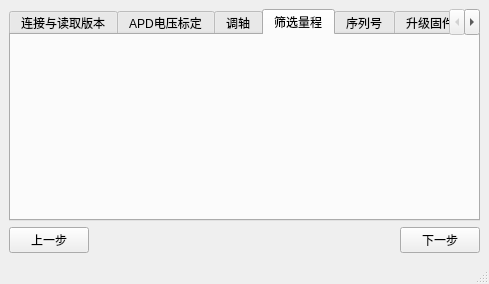
Qt form tf03_production/main_window.ui (codincodee/tf03_sdk) before a commit.
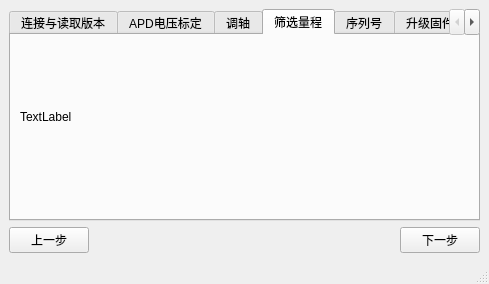
The same form after that commit. Icons and pictures are not drawn.

Commit message: Add tips for RangeDetectionPage

Diff of the .ui file:
```diff
--- a/tf03_production/main_window.ui
+++ b/tf03_production/main_window.ui
@@ -347,6 +347,9 @@
        </attribute>
        <layout class="QGridLayout" name="gridLayout_10">
         <item row="1" column="0">
+         <layout class="QVBoxLayout" name="RangeDetectionPagePlotVerticalLayout"/>
+        </item>
+        <item row="3" column="0">
          <layout class="QHBoxLayout" name="horizontalLayout_2">
           <item>
            <spacer name="horizontalSpacer_12">
@@ -379,8 +382,12 @@
           </item>
          </layout>
         </item>
-        <item row="0" column="0">
-         <layout class="QVBoxLayout" name="RangeDetectionPagePlotVerticalLayout"/>
+        <item row="2" column="0">
+         <widget class="QLabel" name="RangeDetectionPageTipsLabel">
+          <property name="text">
+           <string>TextLabel</string>
+          </property>
+         </widget>
         </item>
        </layout>
       </widget>
```
The commit also changes 3 other files.
